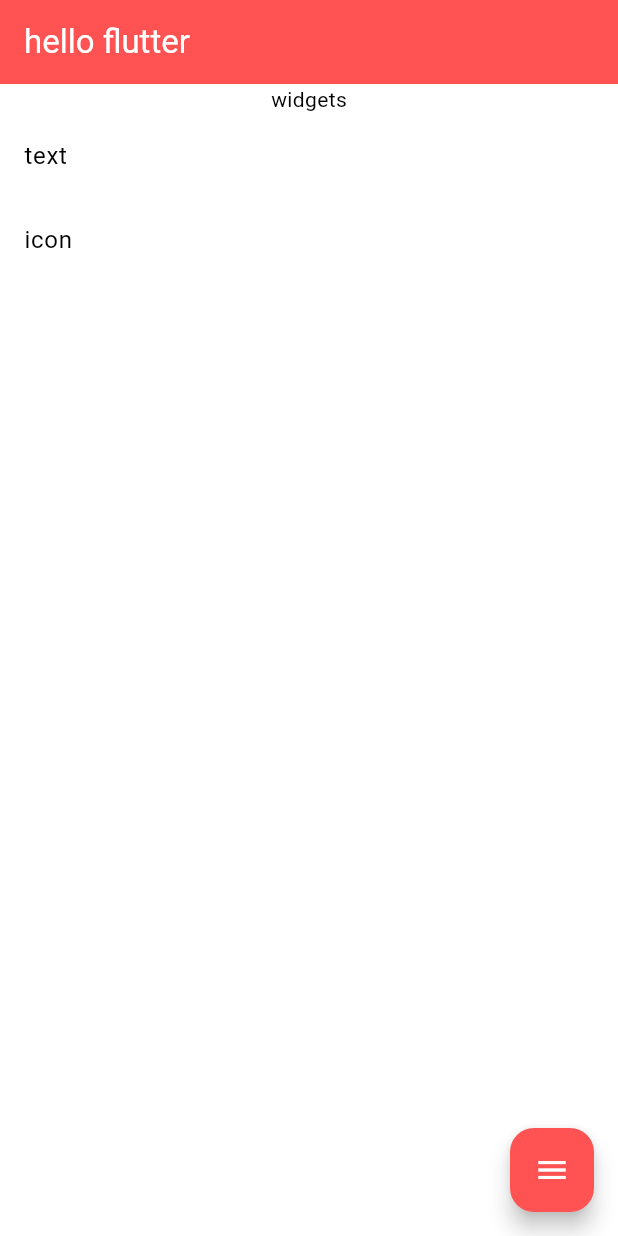
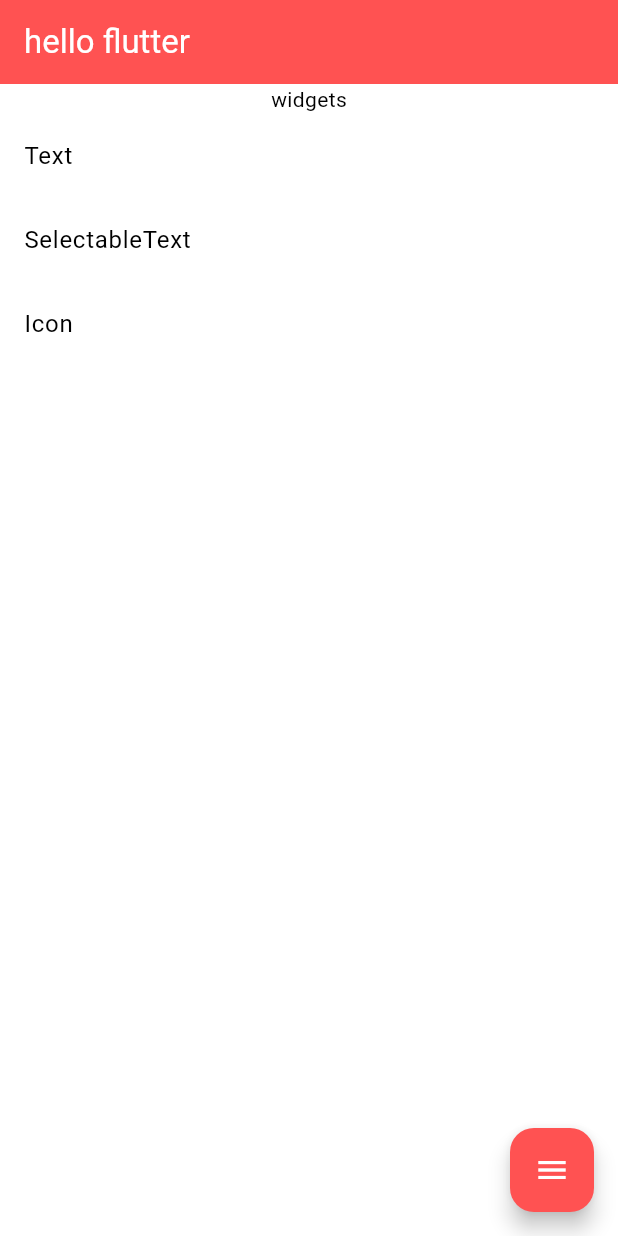
Before and after one commit to Keekuun/hello_flutter, a Flutter app: the screen it shows after launch, on a phone screen of 412 x 824 dp. Run offline on Flutter 3.47's test engine with Material 3 defaults, Android fonts, the light colour scheme and no system bars; our stand-ins replace flutter_hooks.

Commit message:
feat: add SelectableTextDemo

```diff
--- a/lib/routes.dart
+++ b/lib/routes.dart
@@ -1,5 +1,6 @@
 import 'package:flutter/material.dart';
 import 'package:hello_flutter/widgets/icon.dart';
+import 'package:hello_flutter/widgets/selectable_text.dart';
 import 'package:hello_flutter/widgets/text.dart';
 import 'package:hello_flutter/wrap_page.dart';
 
@@ -7,8 +8,9 @@ import 'home_page.dart';
 
 final Map<String, Map<String, WidgetBuilder>> routesMap = {
   'widgets': {
-    'text': (BuildContext context) => const WrapPage(title: '普通文本', child: TextDemo(),),
-    'icon': (BuildContext context) => const WrapPage(title: '内置图标', child: IconDemo(),),
+    'Text': (BuildContext context) => const WrapPage(title: '普通文本', child: TextDemo(),),
+    'SelectableText': (BuildContext context) => const WrapPage(title: '可选文本', child: SelectableTextDemo(),),
+    'Icon': (BuildContext context) => const WrapPage(title: '内置图标', child: IconDemo(),),
   },
 };
 
```
Also changed, not shown: lib/widgets/selectable_text.dart (added, +41 -0 lines).
